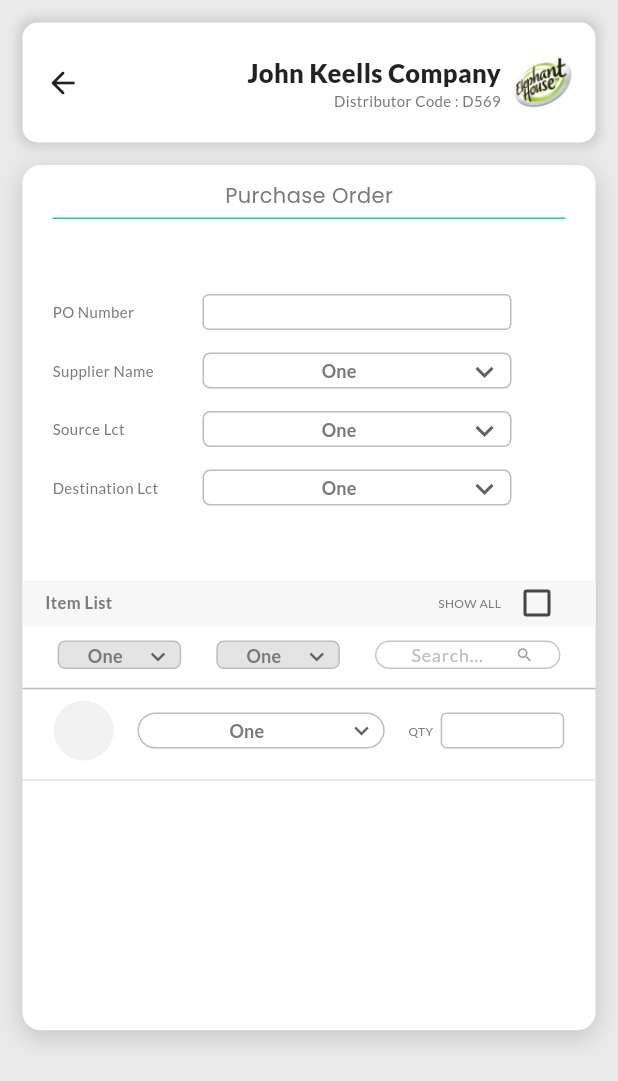
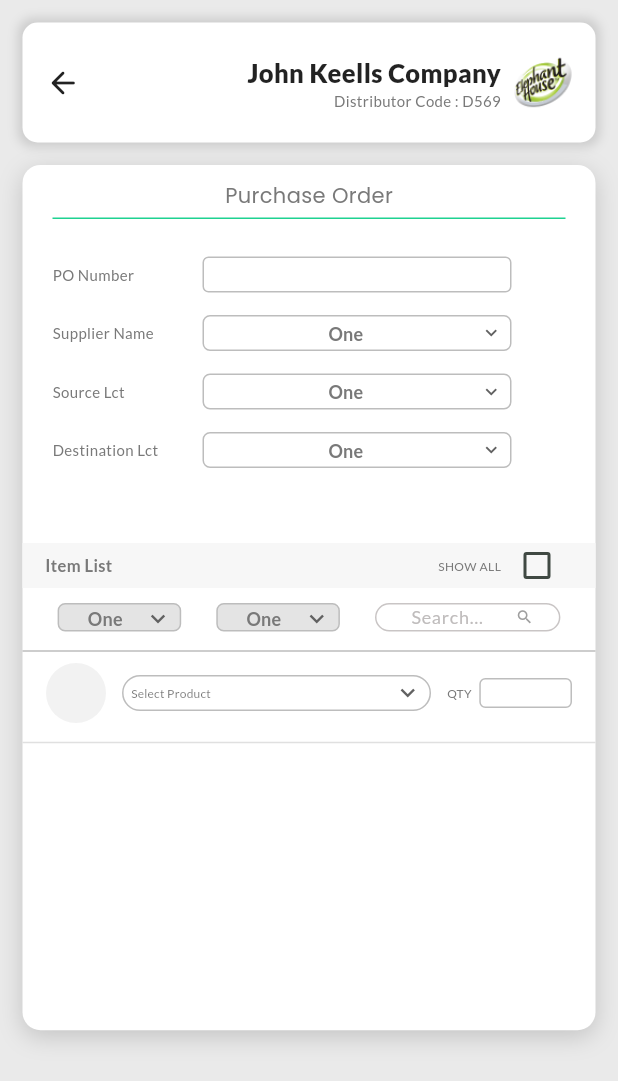
Before and after one commit to ECODE-IT/Evision-Distribution-App, a Flutter app: the AddPurchaseOrderPage screen opened by its route, on a phone screen of 412 x 824 dp. Shown: the top 1081 px of the screen. Run offline on Flutter 3.47's test engine with Material 2 defaults, Android fonts, the phone set to English and light mode, and no system bars; our stand-ins replace firebase_core, firebase_crashlytics, google_fonts, webview_flutter; accounts and stored records are empty.

Commit message:
Making the PO dropdown list.

```diff
--- a/lib/data.dart
+++ b/lib/data.dart
@@ -17,8 +17,8 @@ List<PoModel> poList = [
 List<GrnModel> grnList = [
   GrnModel(01, 'CDS0023', 'Elephanthouse necto 300ml', 8, 128.50, false),
   GrnModel(02, 'CDS0074', 'Elephanthouse Cream soda 1L', 24, 128.50, false),
+  GrnModel(04, 'CDS0023', 'Elephanthouse Wonder Bar  Ice cream', 8, 128.50, false),
   GrnModel(03, 'CDS0041', 'Elephanthouse Sausage 675g', 8, 128.50, false),
-  GrnModel(04, 'CDS0023', 'Elephanthouse Wonder Bar  Ice cream', 8, 128.50, false),
 ];
 
 const List<String> list = <String>['One', 'Two', 'Three', 'Four'];
--- a/lib/pages/purchage_order/add_purchase_order_page.dart
+++ b/lib/pages/purchage_order/add_purchase_order_page.dart
@@ -1,6 +1,8 @@
 import 'package:evision_distribution_app/app_theme.dart';
 import 'package:evision_distribution_app/components/default_background.dart';
 import 'package:evision_distribution_app/data.dart';
+import 'package:evision_distribution_app/models/grn_model.dart';
+import 'package:evision_distribution_app/models/po_model.dart';
 import 'package:evision_distribution_app/size_helpers.dart';
 import 'package:flutter/material.dart';
 
@@ -11,15 +13,22 @@ class AddPurchaseOrderPage extends StatefulWidget {
   State<AddPurchaseOrderPage> createState() => _AddPurchaseOrderPageState();
 }
 
-TextStyle _listItemTextStyle =
-    AppTheme.secondaryTextStyle.copyWith(color: const Color(0xff5A5A5A));
-TextStyle _expandedListItemTextStyle = const TextStyle(
-    fontSize: 8.0, fontWeight: FontWeight.w500, color: secondaryTextColor);
-
 class _AddPurchaseOrderPageState extends State<AddPurchaseOrderPage> {
   final TextEditingController _poNumberController = TextEditingController();
   String dropdownValue = list.first;
+  GrnModel? dropdownValueOfProducts;
   bool isChecked = false;
+
+  TextStyle _dropdownItemTextStyle = AppTheme.secondaryTextStyle.copyWith(
+    fontSize: 10.0,
+    color: const Color(0xff5A5A5A),
+  );
+
+  TextStyle _dropdownItemSubTextStyle = AppTheme.secondaryTextStyle.copyWith(
+    fontWeight: FontWeight.w500,
+    fontSize: 6.0,
+    color: secondaryTextColor,
+  );
 
   @override
   Widget build(BuildContext context) {
@@ -61,7 +70,6 @@ class _AddPurchaseOrderPageState extends State<AddPurchaseOrderPage> {
                   ),
                   Container(
                     height: (displayHeight(context) * 0.7) - 80.0,
-                    padding: const EdgeInsets.only(top: 25.0),
                     margin: const EdgeInsets.only(bottom: 20.0),
                     child: Column(
                       children: [
@@ -121,10 +129,11 @@ class _AddPurchaseOrderPageState extends State<AddPurchaseOrderPage> {
                                         value: dropdownValue,
                                         isExpanded: true,
                                         icon: const Icon(
-                                            Icons.keyboard_arrow_down),
+                                          Icons.keyboard_arrow_down,
+                                          size: 15.0,
+                                        ),
                                         elevation: 16,
                                         onChanged: (String? value) {
-                                          // This is called when the user selects an item.
                                           setState(() {
                                             dropdownValue = value!;
                                           });
@@ -181,10 +190,11 @@ class _AddPurchaseOrderPageState extends State<AddPurchaseOrderPage> {
                                         value: dropdownValue,
                                         isExpanded: true,
                                         icon: const Icon(
-                                            Icons.keyboard_arrow_down),
+                                          Icons.keyboard_arrow_down,
+                                          size: 15.0,
+                                        ),
                                         elevation: 16,
                                         onChanged: (String? value) {
-                                          // This is called when the user selects an item.
                                           setState(() {
                                             dropdownValue = value!;
                                           });
@@ -242,10 +252,11 @@ class _AddPurchaseOrderPageState extends State<AddPurchaseOrderPage> {
                                         value: dropdownValue,
                                         isExpanded: true,
                                         icon: const Icon(
-                                            Icons.keyboard_arrow_down),
+                                          Icons.keyboard_arrow_down,
+                                          size: 15.0,
+                                        ),
                                         elevation: 16,
                                         onChanged: (String? value) {
-                                          // This is called when the user selects an item.
                                           setState(() {
                                             dropdownValue = value!;
                                           });
@@ -344,7 +355,6 @@ class _AddPurchaseOrderPageState extends State<AddPurchaseOrderPage> {
                                   ),
                                   elevation: 16,
                                   onChanged: (String? value) {
-                                    // This is called when the user selects an item.
                                     setState(() {
                                       dropdownValue = value!;
                                     });
@@ -391,7 +401,6 @@ class _AddPurchaseOrderPageState extends State<AddPurchaseOrderPage> {
                                   ),
                                   elevation: 16,
                                   onChanged: (String? value) {
-                                    // This is called when the user selects an item.
                                     setState(() {
                                       dropdownValue = value!;
                                     });
@@ -473,7 +482,7 @@ class _AddPurchaseOrderPageState extends State<AddPurchaseOrderPage> {
                               Container(
                                 padding:
                                     const EdgeInsets.symmetric(horizontal: 5.0),
-                                width: displayWidth(context) * 0.4,
+                                width: displayWidth(context) * 0.5,
                                 height: 24.0,
                                 decoration: BoxDecoration(
                                   border: Border.all(
@@ -482,34 +491,70 @@ class _AddPurchaseOrderPageState extends State<AddPurchaseOrderPage> {
                                   borderRadius: BorderRadius.circular(32),
                                 ),
                                 child: DropdownButtonHideUnderline(
-                                  child: DropdownButton<String>(
-                                    value: dropdownValue,
+                                  child: DropdownButton<GrnModel>(
+                                    itemHeight: 60.0,
+                                    hint: const Text(
+                                      'Select Product',
+                                      style: TextStyle(fontSize: 8.0),
+                                    ),
+                                    value: dropdownValueOfProducts,
                                     isExpanded: true,
                                     icon: const Icon(
                                       Icons.keyboard_arrow_down,
                                       size: 19.0,
                                     ),
                                     elevation: 16,
-                                    onChanged: (String? value) {
-                                      // This is called when the user selects an item.
+                                    onChanged: (GrnModel? value) {
                                       setState(() {
-                                        dropdownValue = value!;
+                                        dropdownValueOfProducts = value!;
                                       });
                                     },
-                                    items: list.map<DropdownMenuItem<String>>(
-                                        (String value) {
-                                      return DropdownMenuItem<String>(
+                                    items: grnList.map((GrnModel value) {
+                                      return DropdownMenuItem(
                                         value: value,
-                                        child: Center(
-                                          child: Text(
-                                            value,
-                                            style: const TextStyle(
-                                              fontSize: 12.0,
-                                              fontWeight: FontWeight.w700,
-                                              fontFamily: 'Lato',
-                                              color: secondaryTextColor,
+                                        child: Column(
+                                          children: [
+                                            Row(
+                                              children: [
+                                                SizedBox(
+                                                  width: 50.0,
+                                                  child: Text(
+                                                    value.serialNumber,
+                                                    style:
+                                                        _dropdownItemTextStyle,
+                                                  ),
+                                                ),
+                                                Flexible(
+                                                  child: Text(
+                                                    value.name,
+                                                    style:
+                                                        _dropdownItemTextStyle,
+                                                  ),
+                                                )
+                                              ],
                                             ),
-                                          ),
+                                            Row(
+                                              children: [
+                                                const SizedBox(
+                                                  width: 40.0,
+                                                ),
+                                                Text(
+                                                  'Batch No - 00102',
+                                                  style:
+                                                      _dropdownItemSubTextStyle,
+                                                ),
+                                                const SizedBox(
+                                                  width: 40.0,
+                                                ),
+                                                Text(
+                                                  'Price - Rs.128.50',
+                                                  style:
+                                                      _dropdownItemSubTextStyle,
+                                                ),
+                                              ],
+                                            ),
+                                            const Divider(),
+                                          ],
                                         ),
                                       );
                                     }).toList(),
@@ -529,10 +574,15 @@ class _AddPurchaseOrderPageState extends State<AddPurchaseOrderPage> {
                                   ),
                                   const SizedBox(width: 5.0),
                                   SizedBox(
-                                    width: displayWidth(context) * 0.2,
+                                    width: displayWidth(context) * 0.15,
                                     child: TextField(
-                                      decoration:
-                                          AppTheme.mainTextInputDecoration,
+                                      decoration: AppTheme
+                                          .mainTextInputDecoration
+                                          .copyWith(
+                                        contentPadding:
+                                            const EdgeInsets.fromLTRB(
+                                                20, 1, 20, 1),
+                                      ),
                                       style: AppTheme.mainTextInputStyle,
                                     ),
                                   )
```
